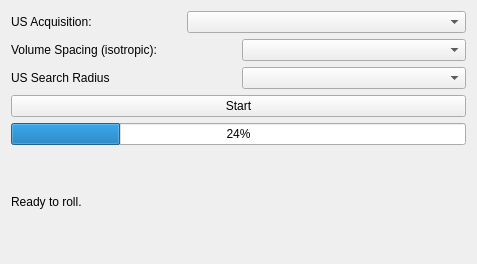
Qt form IbisPlugins/GPU_VolumeReconstruction/gpu_volumereconstructionwidget.ui (IbisNeuronav/Ibis) before a commit.
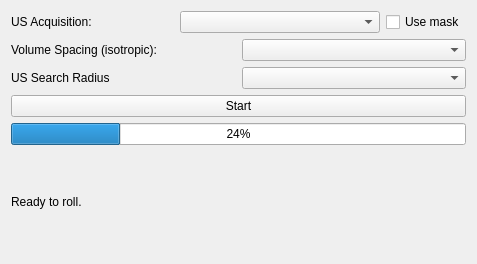
The same form after that commit.

Commit message: Add masking option in reconstruction plugin

The edit to the form file:
```diff
--- a/IbisPlugins/GPU_VolumeReconstruction/gpu_volumereconstructionwidget.ui
+++ b/IbisPlugins/GPU_VolumeReconstruction/gpu_volumereconstructionwidget.ui
@@ -39,6 +39,19 @@
        </property>
       </widget>
      </item>
+     <item>
+      <widget class="QCheckBox" name="useMaskCheckBox">
+       <property name="maximumSize">
+        <size>
+         <width>80</width>
+         <height>16777215</height>
+        </size>
+       </property>
+       <property name="text">
+        <string>Use mask</string>
+       </property>
+      </widget>
+     </item>
     </layout>
    </item>
    <item>
```
The commit also changes 1 other file.
